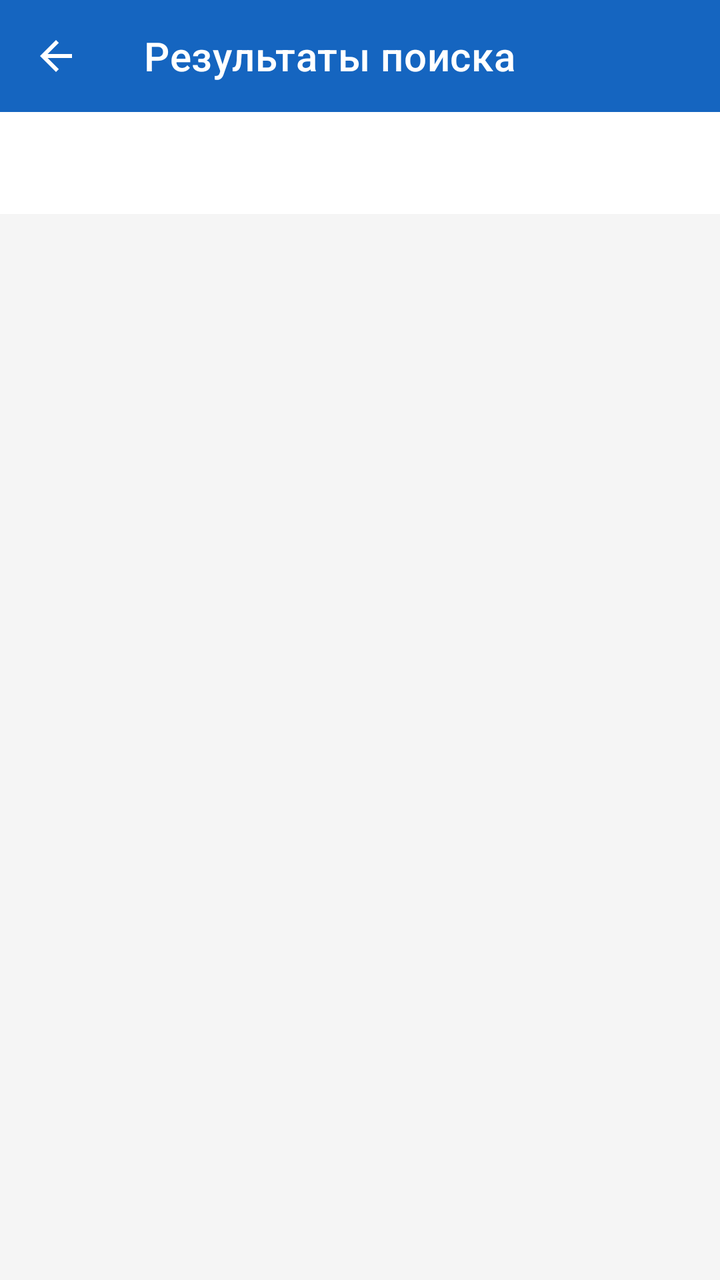
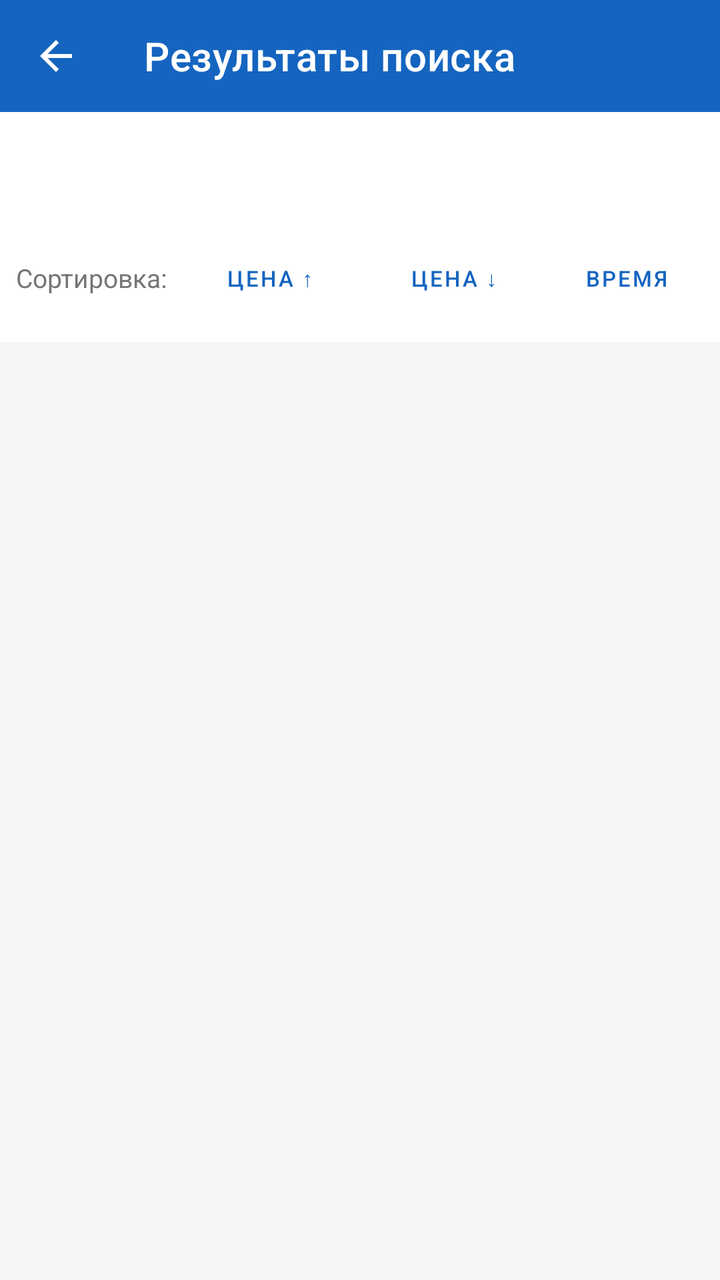

Before-and-after screenshots of an Android layout around one commit, followed by the original layout XML and the change that was made.
<!-- AndroidManifest.xml: application theme AppTheme -->
<!-- res/layout/activity_results.xml -->
<?xml version="1.0" encoding="utf-8"?>
<LinearLayout xmlns:android="http://schemas.android.com/apk/res/android"
    xmlns:app="http://schemas.android.com/apk/res-auto"
    android:layout_width="match_parent"
    android:layout_height="match_parent"
    android:orientation="vertical"
    android:background="@color/background">

    <androidx.appcompat.widget.Toolbar
        android:id="@+id/toolbar"
        android:layout_width="match_parent"
        android:layout_height="?attr/actionBarSize"
        android:background="@color/primary"
        app:navigationIcon="@drawable/ic_back"
        app:navigationContentDescription="Back"
        app:title="@string/results_title"
        app:titleTextColor="@color/white" />

    <TextView
        android:id="@+id/tvRouteHeader"
        android:layout_width="match_parent"
        android:layout_height="wrap_content"
        android:padding="16dp"
        android:textSize="14sp"
        android:textColor="@color/text_secondary"
        android:background="@color/card_background" />

    <TextView
        android:id="@+id/tvOfflineBanner"
        android:layout_width="match_parent"
        android:layout_height="wrap_content"
        android:padding="10dp"
        android:text="Нет интернета — показаны кэшированные данные"
        android:textSize="13sp"
        android:textColor="#FFFFFF"
        android:background="#E65100"
        android:gravity="center"
        android:visibility="gone" />

    <ProgressBar
        android:id="@+id/progressBar"
        android:layout_width="wrap_content"
        android:layout_height="wrap_content"
        android:layout_gravity="center_horizontal"
        android:layout_marginTop="48dp"
        android:visibility="gone" />

    <TextView
        android:id="@+id/tvNoResults"
        android:layout_width="wrap_content"
        android:layout_height="wrap_content"
        android:layout_gravity="center"
        android:layout_marginTop="64dp"
        android:text="@string/no_results"
        android:textSize="16sp"
        android:textColor="@color/text_secondary"
        android:visibility="gone" />

    <androidx.recyclerview.widget.RecyclerView
        android:id="@+id/rvTrains"
        android:layout_width="match_parent"
        android:layout_height="match_parent"
        android:padding="8dp"
        android:clipToPadding="false" />

</LinearLayout>
<!-- resources referenced by this layout -->
<resources>
  <color name="background">#F5F5F5</color>
  <color name="card_background">#FFFFFF</color>
  <color name="primary">#1565C0</color>
  <color name="text_secondary">#757575</color>
  <color name="white">#FFFFFF</color>
  <!-- drawable ic_back (drawable) -->
  <?xml version="1.0" encoding="utf-8"?>
  <vector xmlns:android="http://schemas.android.com/apk/res/android"
      android:width="24dp"
      android:height="24dp"
      android:viewportWidth="24"
      android:viewportHeight="24"
      android:tint="#FFFFFF">
      <path
          android:fillColor="@android:color/white"
          android:pathData="M20,11H7.83l5.59,-5.59L12,4l-8,8 8,8 1.41,-1.41L7.83,13H20v-2z" />
  </vector>
  <string name="no_results">Поезда не найдены</string>
  <string name="results_title">Результаты поиска</string>
  <style name="AppTheme" parent="Theme.MaterialComponents.DayNight.NoActionBar">
          <item name="colorPrimary">@color/primary</item>
          <item name="colorPrimaryVariant">@color/primary_dark</item>
          <item name="colorOnPrimary">@color/white</item>
          <item name="colorSecondary">@color/accent</item>
          <item name="colorOnSecondary">@color/white</item>
          <item name="android:statusBarColor">@color/primary_dark</item>
      </style>
  <color name="primary_dark">#0D47A1</color>
  <color name="accent">#FF6F00</color>
</resources>

<!-- the commit's change to res/layout/activity_results.xml (unified diff, before → after) -->
@@ -25,6 +25,7 @@
         android:textColor="@color/text_secondary"
         android:background="@color/card_background" />
 
+    
     <TextView
         android:id="@+id/tvOfflineBanner"
         android:layout_width="match_parent"
@@ -37,6 +38,52 @@
         android:gravity="center"
         android:visibility="gone" />
 
+    
+    <LinearLayout
+        android:layout_width="match_parent"
+        android:layout_height="wrap_content"
+        android:orientation="horizontal"
+        android:padding="8dp"
+        android:background="@color/card_background">
+
+        <TextView
+            android:layout_width="wrap_content"
+            android:layout_height="wrap_content"
+            android:text="Сортировка: "
+            android:textSize="13sp"
+            android:textColor="@color/text_secondary"
+            android:layout_gravity="center_vertical" />
+
+        <Button
+            android:id="@+id/btnSortPriceAsc"
+            style="@style/Widget.MaterialComponents.Button.OutlinedButton"
+            android:layout_width="wrap_content"
+            android:layout_height="wrap_content"
+            android:text="Цена ↑"
+            android:textSize="11sp"
+            android:layout_marginStart="4dp" />
+
+        <Button
+            android:id="@+id/btnSortPriceDesc"
+            style="@style/Widget.MaterialComponents.Button.OutlinedButton"
+            android:layout_width="wrap_content"
+            android:layout_height="wrap_content"
+            android:text="Цена ↓"
+            android:textSize="11sp"
+            android:layout_marginStart="4dp" />
+
+        <Button
+            android:id="@+id/btnSortTime"
+            style="@style/Widget.MaterialComponents.Button.OutlinedButton"
+            android:layout_width="wrap_content"
+            android:layout_height="wrap_content"
+            android:text="Время"
+            android:textSize="11sp"
+            android:layout_marginStart="4dp" />
+
+    </LinearLayout>
+
+    
     <ProgressBar
         android:id="@+id/progressBar"
         android:layout_width="wrap_content"
@@ -45,6 +92,7 @@
         android:layout_marginTop="48dp"
         android:visibility="gone" />
 
+    
     <TextView
         android:id="@+id/tvNoResults"
         android:layout_width="wrap_content"
@@ -56,6 +104,7 @@
         android:textColor="@color/text_secondary"
         android:visibility="gone" />
 
+    
     <androidx.recyclerview.widget.RecyclerView
         android:id="@+id/rvTrains"
         android:layout_width="match_parent"
